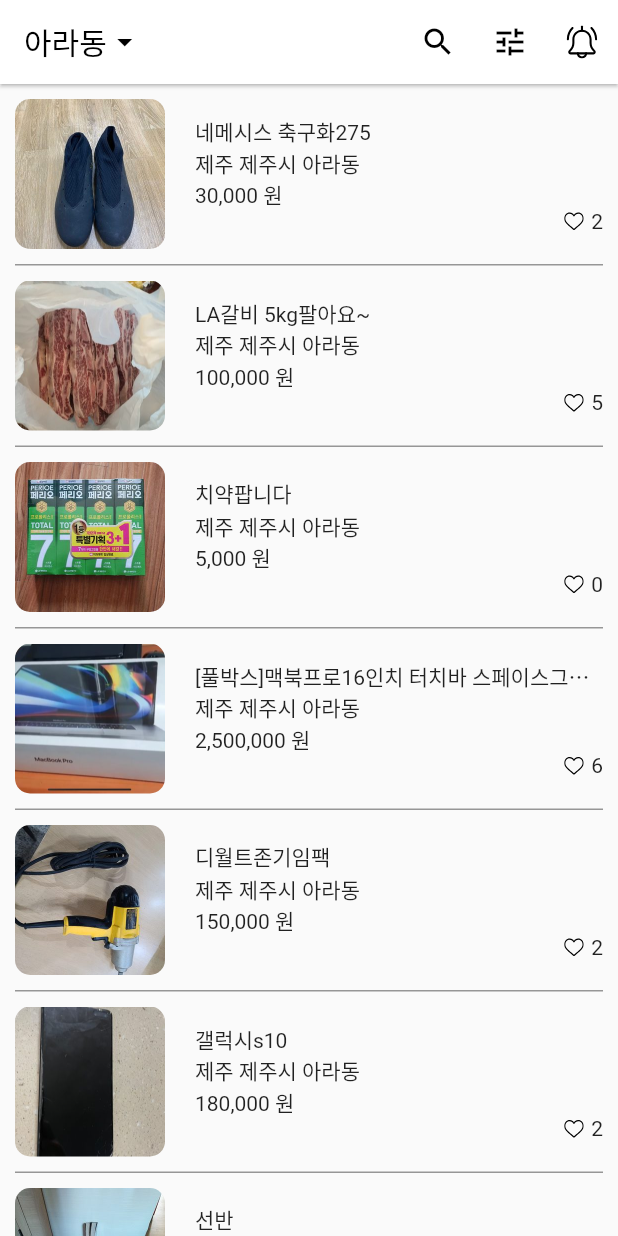
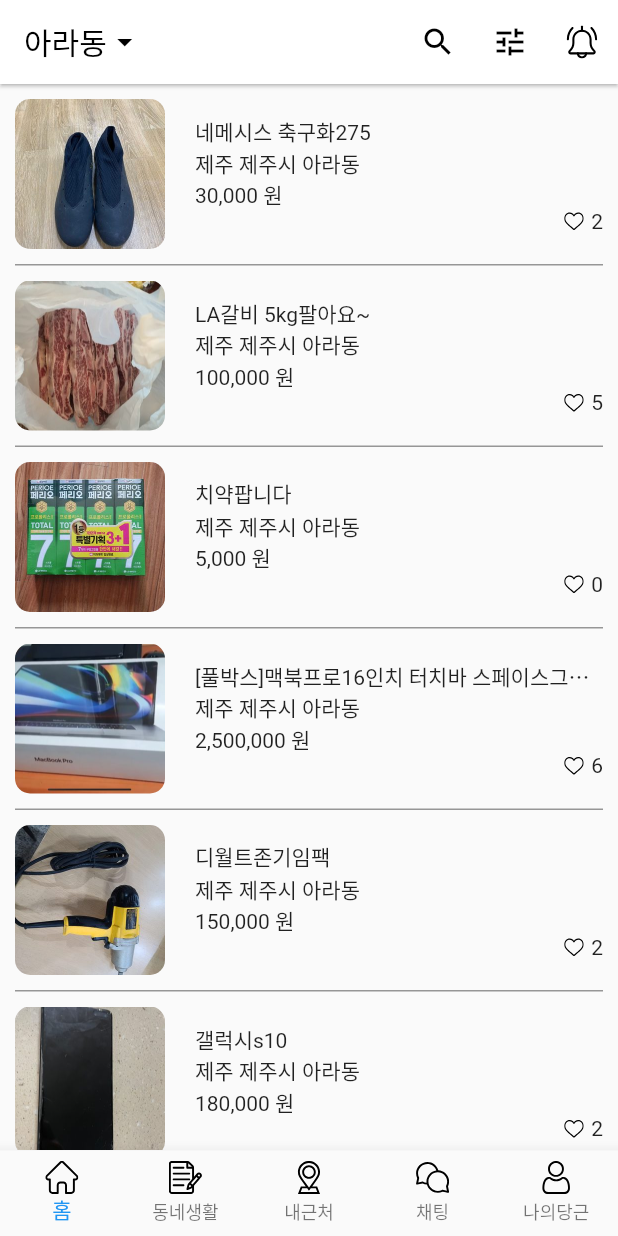
Before and after one commit to yhan0704/carrot_market_sample, a Flutter app: the screen it shows after launch, on a phone screen of 412 x 824 dp. Run offline on Flutter 3.47's test engine with Material 2 defaults, Android fonts, the light colour scheme and no system bars; our stand-ins replace flutter_svg.

Commit message:
bottom navition

```diff
--- a/lib/page/home.dart
+++ b/lib/page/home.dart
@@ -11,10 +11,11 @@
 
 class _HomeState extends State<Home> {
   List<Map<String, String>> datas = [];
-
+  late int _currentPageIndex;
   @override
   void initState() {
     super.initState();
+    _currentPageIndex = 0;
     datas = [
       {
         "image": "assets/images/1.jpg",
@@ -93,9 +94,6 @@
     return AppBar(
       backgroundColor: Colors.white,
       title: GestureDetector(
-        onTap: () {
-          print("click");
-        },
         child: Row(
           children: [
             Text(
@@ -201,12 +199,38 @@
     );
   }
 
+  BottomNavigationBarItem _bottomNavigationBarItem(
+      String iconName, String label) {
+    return BottomNavigationBarItem(
+        icon: SvgPicture.asset("assets/svg/${iconName}_off.svg", width: 22),
+        label: label);
+  }
+
+  Widget _bottonNavigationBarWidget() {
+    return BottomNavigationBar(
+      type: BottomNavigationBarType.fixed,
+      onTap: (int index) {
+        setState(() {
+          _currentPageIndex = index;
+        });
+      },
+      currentIndex: _currentPageIndex,
+      items: [
+        _bottomNavigationBarItem("home", "홈"),
+        _bottomNavigationBarItem("notes", "동네생활"),
+        _bottomNavigationBarItem("location", "내근처"),
+        _bottomNavigationBarItem("chat", "채팅"),
+        _bottomNavigationBarItem("user", "나의당근")
+      ],
+    );
+  }
+
   @override
   Widget build(BuildContext context) {
     return Scaffold(
       appBar: _appbarWidget(),
       body: _bodyWidget(),
-      // bottomNavigationBar: Container(),
+      bottomNavigationBar: _bottonNavigationBarWidget(),
     );
   }
 }
```
